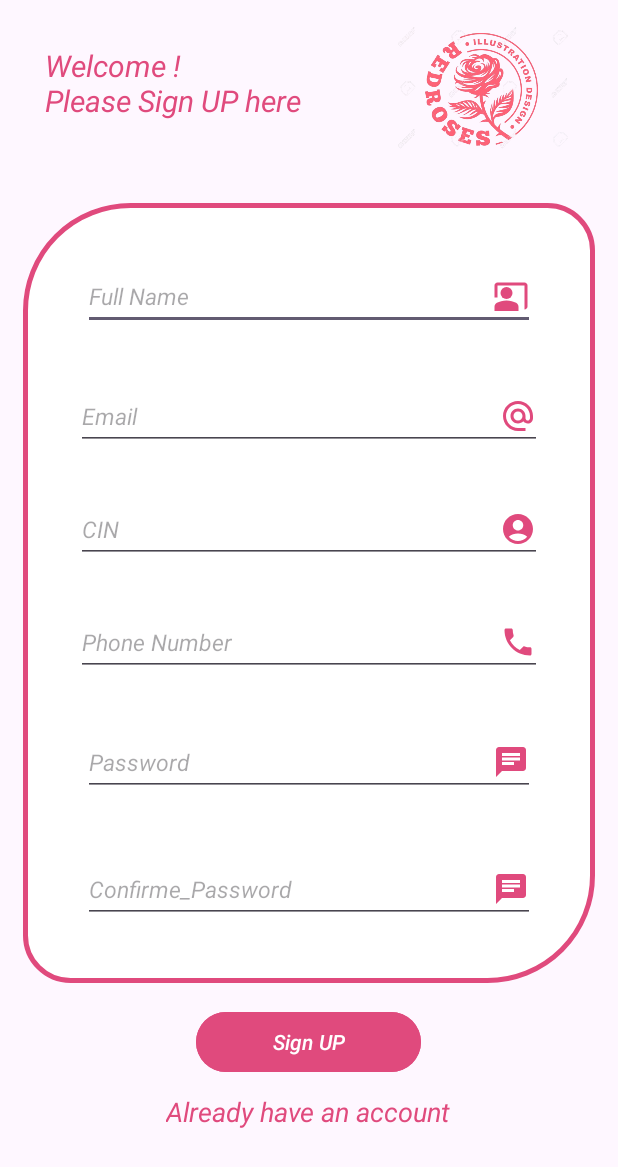
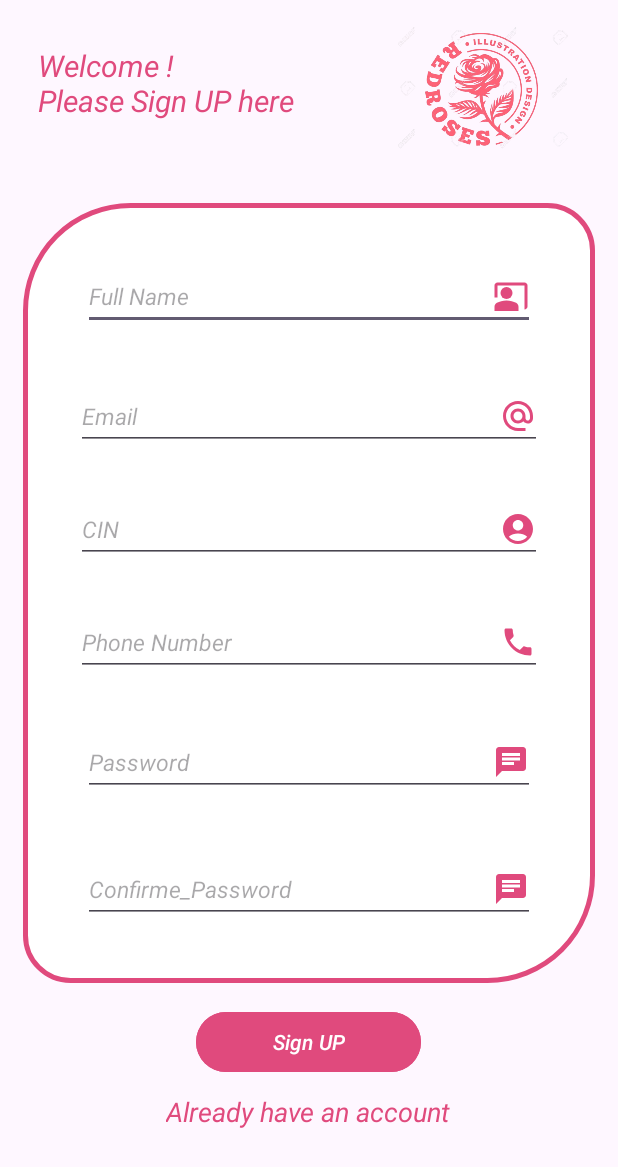
Before and after one commit to samararibi/Projet_Mobile, an Android app: the screen it shows after launch (SignUpActivity), on a phone screen of 412 x 824 dp. Shown: the top 1167 px of the screen. Run offline under Robolectric (Android 15) with nearby library versions, the phone set to English and light mode, and no system bars.

```diff
--- a/app/src/main/res/layout/activity_sign_up.xml
+++ b/app/src/main/res/layout/activity_sign_up.xml
@@ -18,7 +18,7 @@
             <TextView
                 android:layout_width="wrap_content"
                 android:layout_height="wrap_content"
-                android:layout_marginStart="30sp"
+                android:layout_marginStart="25sp"
                 android:layout_marginTop="30sp"
                 android:layout_marginEnd="30sp"
                 android:layout_marginBottom="30sp"
```
